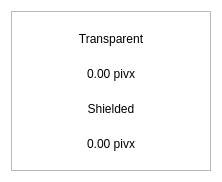
The window that src/qt/pivx/forms/balancebubble.ui (Liquid369/blank) describes before a commit, drawn with Qt 5.
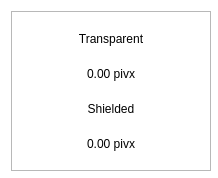
The same window after the commit.

Commit message: [GUI] fixing tooltip balance amount cropped when the value surpass the 1kk range.

Patch:
```diff
--- a/src/qt/pivx/forms/balancebubble.ui
+++ b/src/qt/pivx/forms/balancebubble.ui
@@ -10,12 +10,18 @@
     <height>178</height>
    </rect>
   </property>
-  <property name="maximumSize">
+  <property name="minimumSize">
    <size>
     <width>218</width>
     <height>178</height>
    </size>
   </property>
+  <property name="maximumSize">
+   <size>
+    <width>250</width>
+    <height>178</height>
+   </size>
+  </property>
   <property name="windowTitle">
    <string>Form</string>
   </property>
```
Left out of the diff: 5 changed lines with no effect on the pictures. The commit also changes 1 other file.
